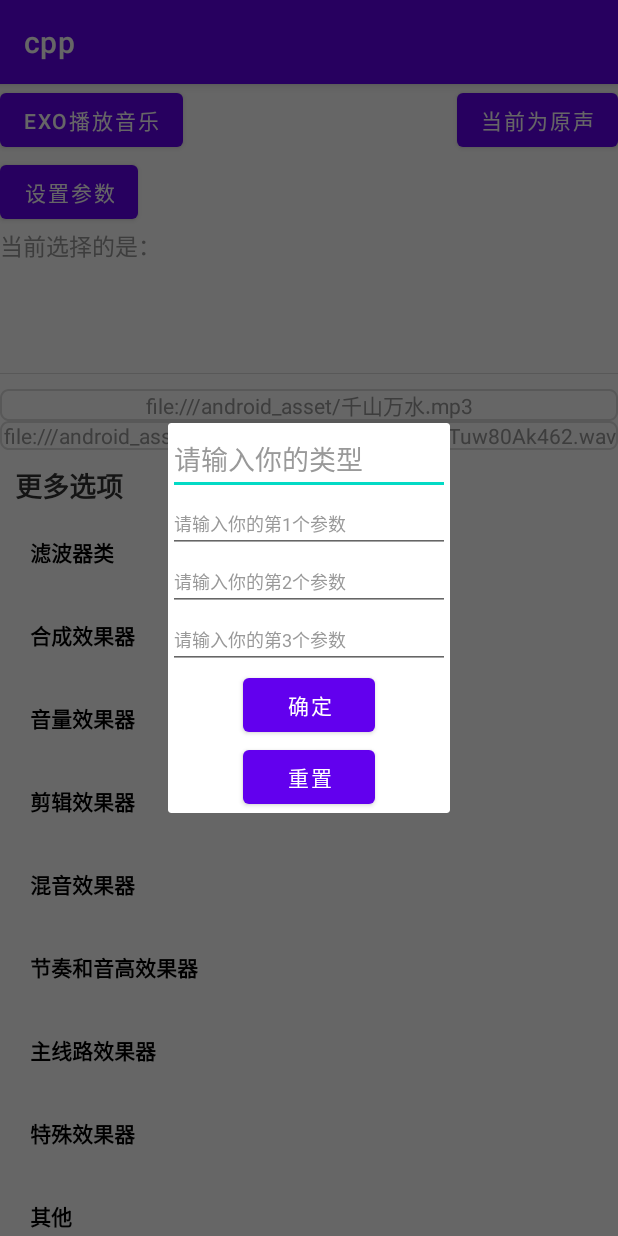
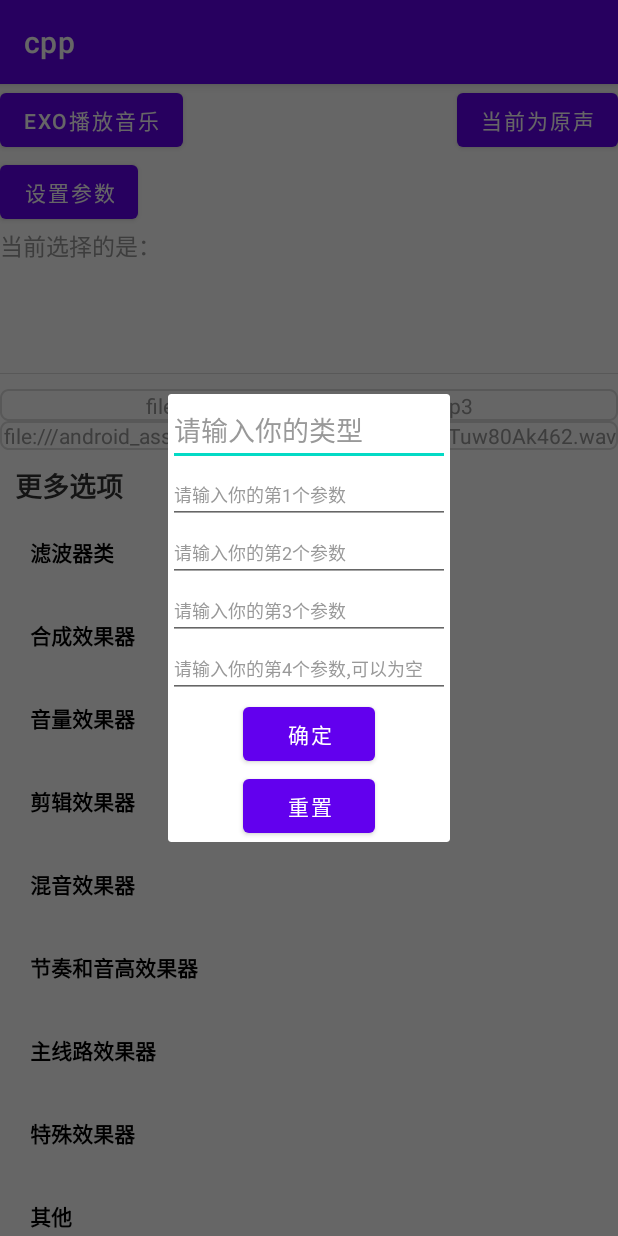
Before and after one commit to LinMuSongzi/sox_project, an Android app: the fragment ParaFragment placed in its activity, after a tap on "重置", on a phone screen of 412 x 824 dp. Run offline under Robolectric (Android 15) with nearby library versions, the phone set to English and light mode, and no system bars; our stand-ins replace CircleImageView, RxJava, data binding; libraries missing offline, so code that uses them is left out: com.google.android.exoplayer2, com.gyf.immersionbar, com.scwang.smart, com.trello.lifecycle4, com.trello.rxlifecycle4; plain views replace PlayerControlView; pictures from the network do not load; 9 statements that could not run were skipped.

Commit message:
11新增参数调整

```diff
--- a/app/src/main/java/com/example/cpp/data/EuqInfo.kt
+++ b/app/src/main/java/com/example/cpp/data/EuqInfo.kt
@@ -1,6 +1,6 @@
 package com.example.cpp.data
 
-data class EuqInfo(val type: String, val value1: String, val value2: String, val value3: String) {
+data class EuqInfo(val type: String?, val value1: String, val value2: String, val value3: String,val value4:String) {
 
 
 }
--- a/app/src/main/java/com/example/cpp/fragment/ParaFragment.kt
+++ b/app/src/main/java/com/example/cpp/fragment/ParaFragment.kt
@@ -51,23 +51,21 @@ class ParaFragment : DialogFragment(), IHolderViewModelProvider, IEquBusiness {
             || databinding.idValue3.text.isEmpty()
             || databinding.idTitle.text.isEmpty()
         ) {
-
-
             Toast.makeText(requireContext(), "请输入完整参数", Toast.LENGTH_SHORT).show()
-
         } else {
             mViewModel?.euqInfoThis?.value = EuqInfo(
                 databinding.idTitle.text.toString(),
                 databinding.idValue1.text.toString(),
                 databinding.idValue2.text.toString(),
-                databinding.idValue3.text.toString()
+                databinding.idValue3.text.toString(),
+                databinding.idValue4.text.toString()
             )
             dismissAllowingStateLoss()
         }
     }
 
     override fun resetClick() {
-        databinding.bean = EuqInfo("","","","")
+        databinding.bean = EuqInfo("","","","","")
     }
 
 
--- a/app/src/main/java/com/psyone/sox/NewHandlerSoxAudioProcessor.kt
+++ b/app/src/main/java/com/psyone/sox/NewHandlerSoxAudioProcessor.kt
@@ -51,8 +51,8 @@ class NewHandlerSoxAudioProcessor() : BaseAudioProcessor() {
             exampleConvertByPcmData(readByte, null)
         } else {
             Log.i(TAG, "queueInput: 不是原声 = $euqInfo")
-            exampleConvertByPcmData(readByte, null)
-//            exampleConvertByPcmData2(readByte, info = euqInfo, simpleRate = format.sampleRate, channel = format.channelCount, bit = 16)
+//            exampleConvertByPcmData(readByte, null)
+            exampleConvertByPcmData2(readByte, info = euqInfo, simpleRate = format.sampleRate, channel = format.channelCount, bit = 16)
         }
 //        readByte = exampleConvertByPcmData2(readByte, musicEffecyBean,format.sampleRate,format.channelCount,16)
 
--- a/app/src/main/java/com/psyone/sox/SoxProgramHandler.kt
+++ b/app/src/main/java/com/psyone/sox/SoxProgramHandler.kt
@@ -31,15 +31,16 @@ object SoxProgramHandler {
 
 
     fun exampleConvertByPcmData2(byteArray: ByteArray, info: EuqInfo?, simpleRate: Int, channel: Int, bit: Int) =
-        exampleConvertByPcmData2(byteArray, info?.type, info?.value1, info?.value2, info?.value3, simpleRate, channel, bit)
+        exampleConvertByPcmData2(byteArray, info?.type?.toInt() ?: -1, info?.value1, info?.value2, info?.value3,info?.value4, simpleRate, channel, bit)
 
     @JvmStatic
     external fun exampleConvertByPcmData2(
         byteArray: ByteArray,
-        type: String?,
+        type: Int,
         v1: String?,
         v2: String?,
         v3: String?,
+        v4: String?,
         simpleRate: Int,
         channel: Int,
         bit: Int
--- a/app/src/main/res/layout/fragment_para.xml
+++ b/app/src/main/res/layout/fragment_para.xml
@@ -26,6 +26,7 @@
             android:layout_width="match_parent"
             android:layout_height="wrap_content"
             android:hint="请输入你的类型"
+            android:inputType="number"
             android:textColor="#333333"
             android:textColorHint="#999999" />
 
@@ -60,6 +61,17 @@
             android:textSize="12dp" />
 
 
+        <EditText
+            android:id="@+id/id_value4"
+            setTextNormal="@{bean.value4}"
+            android:layout_width="match_parent"
+            android:layout_height="wrap_content"
+            android:hint="请输入你的第4个参数,可以为空"
+            android:textColor="#333333"
+            android:textColorHint="#999999"
+            android:textSize="12dp" />
+
+
         <Button
             android:layout_width="match_parent"
             android:layout_height="wrap_content"
```
Also changed, not shown: 1 other file.
